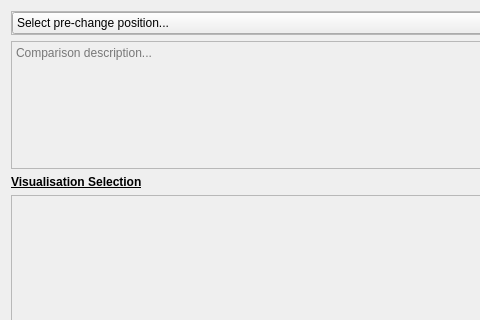
Old version of the form ui/compare.ui in the repository ONS-RossGD/OptiCORD2; both pictures show x 0 to 480 and y 0 to 320 of the 1130 by 750 pixel window.
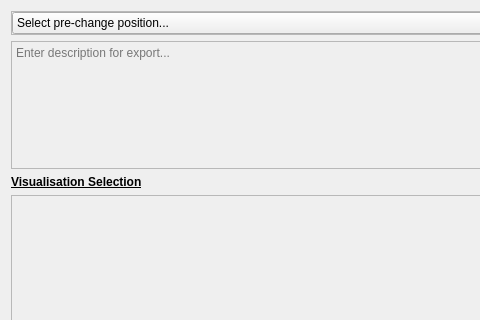
New version of the form.

Commit message: Export now working with fully formatted comparison reports

```diff
--- a/ui/compare.ui
+++ b/ui/compare.ui
@@ -41,7 +41,7 @@
       </sizepolicy>
      </property>
      <property name="placeholderText">
-      <string>Comparison description...</string>
+      <string>Enter description for export...</string>
      </property>
     </widget>
    </item>
```
The commit also changes 5 other files.
